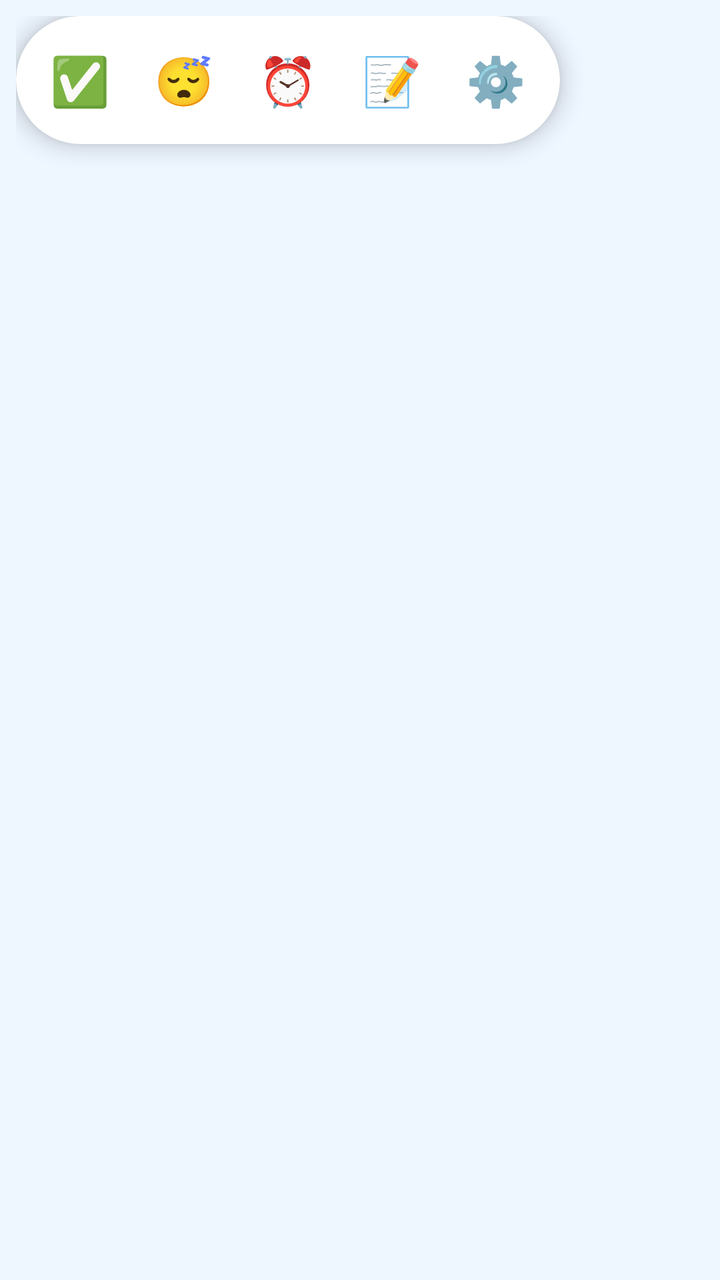
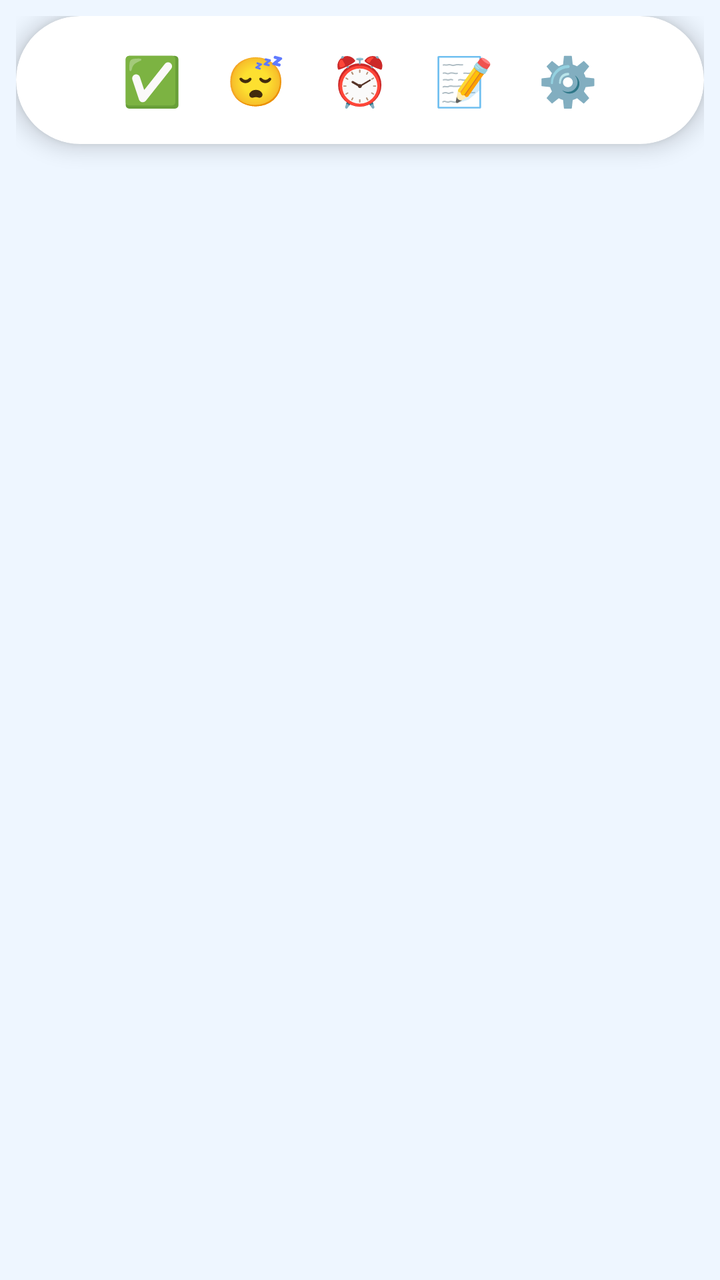

Screens rendered from an Android XML layout before and after an edit, with the pre-edit source and the edit as a unified diff.
<!-- AndroidManifest.xml: application theme Theme.ReminderDucky -->
<!-- res/layout/quick_menu.xml -->
<?xml version="1.0" encoding="utf-8"?>
<FrameLayout xmlns:android="http://schemas.android.com/apk/res/android"
    xmlns:app="http://schemas.android.com/apk/res-auto"
    android:layout_width="wrap_content"
    android:layout_height="wrap_content"
    android:padding="8dp">

    <com.google.android.material.card.MaterialCardView
        android:layout_width="wrap_content"
        android:layout_height="wrap_content"
        app:cardBackgroundColor="@color/card"
        app:cardCornerRadius="32dp"
        app:cardElevation="6dp"
        app:strokeWidth="0dp">

        <LinearLayout
            android:layout_width="wrap_content"
            android:layout_height="wrap_content"
            android:orientation="horizontal"
            android:padding="6dp">

            <TextView android:id="@+id/menuDone" style="@style/MenuIcon" android:contentDescription="@string/menu_done" android:text="✅" />
            <TextView android:id="@+id/menuSnooze" style="@style/MenuIcon" android:contentDescription="@string/menu_snooze" android:text="😴" />
            <TextView android:id="@+id/menuAdd" style="@style/MenuIcon" android:contentDescription="@string/menu_alarm" android:text="⏰" />
            <TextView android:id="@+id/menuTodo" style="@style/MenuIcon" android:contentDescription="@string/menu_todo" android:text="📝" />
            <TextView android:id="@+id/menuSettings" style="@style/MenuIcon" android:contentDescription="@string/menu_settings" android:text="⚙️" />
        </LinearLayout>
    </com.google.android.material.card.MaterialCardView>
</FrameLayout>
<!-- resources referenced by this layout -->
<resources>
  <color name="card">#FFFFFF</color>
  <string name="menu_alarm">Set an alarm</string>
  <string name="menu_done">Mark as done</string>
  <string name="menu_settings">Settings</string>
  <string name="menu_snooze">Snooze 10 minutes</string>
  <string name="menu_todo">To-do list</string>
  <style name="MenuIcon">
          <item name="android:layout_width">48dp</item>
          <item name="android:layout_height">48dp</item>
          <item name="android:layout_margin">2dp</item>
          <item name="android:gravity">center</item>
          <item name="android:textSize">24sp</item>
          <item name="android:background">?attr/selectableItemBackgroundBorderless</item>
      </style>
  <style name="Theme.ReminderDucky" parent="Theme.Material3.DayNight.NoActionBar">
          <item name="colorPrimary">#2F7BF5</item>
          <item name="colorOnPrimary">#FFFFFF</item>
          <item name="colorPrimaryContainer">#D8E8FF</item>
          <item name="colorOnPrimaryContainer">#0B2A5C</item>
          <item name="colorSecondaryContainer">#FFE8A3</item>
          <item name="colorOnSecondaryContainer">#3A2A00</item>
          <item name="android:windowBackground">@color/page</item>
          <item name="materialCardViewStyle">@style/DuckCard</item>
      </style>
  <color name="page">#EEF6FF</color>
  <style name="DuckCard" parent="Widget.Material3.CardView.Elevated">
          <item name="cardCornerRadius">24dp</item>
          <item name="cardBackgroundColor">@color/card</item>
          <item name="cardElevation">2dp</item>
      </style>
</resources>

<!-- the commit's change to res/layout/quick_menu.xml (unified diff, before → after) -->
@@ -6,7 +6,7 @@
     android:padding="8dp">
 
     <com.google.android.material.card.MaterialCardView
-        android:layout_width="wrap_content"
+        android:layout_width="match_parent"
         android:layout_height="wrap_content"
         app:cardBackgroundColor="@color/card"
         app:cardCornerRadius="32dp"
@@ -14,8 +14,25 @@
         app:strokeWidth="0dp">
 
         <LinearLayout
+            android:layout_width="match_parent"
+            android:layout_height="wrap_content"
+            android:orientation="vertical">
+
+        
+        <LinearLayout
+            android:id="@+id/menuTodos"
+            android:layout_width="match_parent"
+            android:layout_height="wrap_content"
+            android:orientation="vertical"
+            android:paddingStart="14dp"
+            android:paddingTop="10dp"
+            android:paddingEnd="14dp"
+            android:visibility="gone" />
+
+        <LinearLayout
             android:layout_width="wrap_content"
             android:layout_height="wrap_content"
+            android:layout_gravity="center_horizontal"
             android:orientation="horizontal"
             android:padding="6dp">
 
@@ -25,5 +42,6 @@
             <TextView android:id="@+id/menuTodo" style="@style/MenuIcon" android:contentDescription="@string/menu_todo" android:text="📝" />
             <TextView android:id="@+id/menuSettings" style="@style/MenuIcon" android:contentDescription="@string/menu_settings" android:text="⚙️" />
         </LinearLayout>
+        </LinearLayout>
     </com.google.android.material.card.MaterialCardView>
 </FrameLayout>
